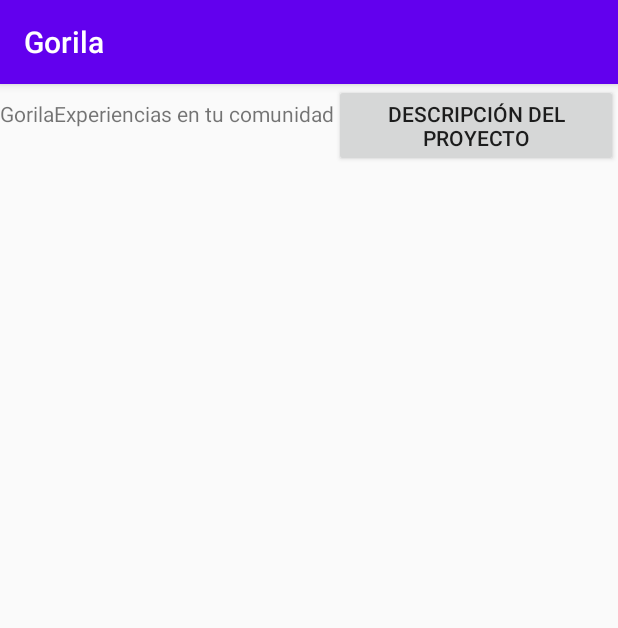
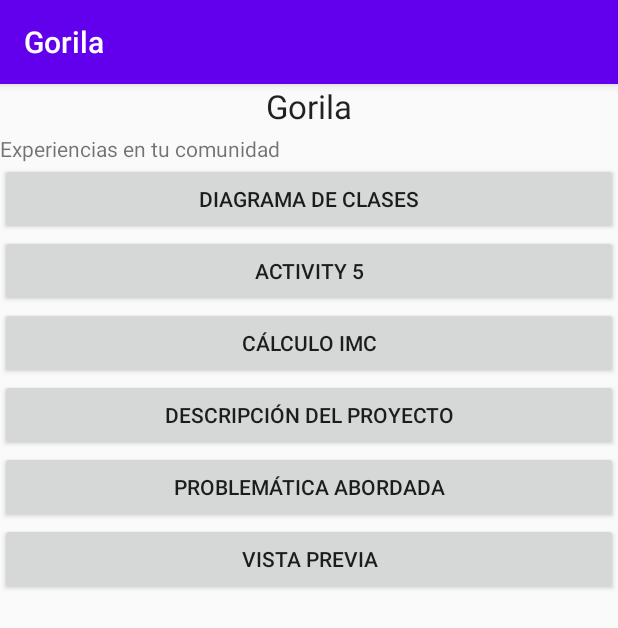
Before and after one commit to DaniniSC/Gorilapp, an Android app: the screen it shows after launch (MainActivity), on a phone screen of 412 x 824 dp. Shown: the top 628 px of the screen. Run offline under Robolectric (Android 15) with nearby library versions, the phone set to English and light mode, and no system bars.

Commit message:
format:activity_main.xml

```diff
--- a/app/src/main/res/layout/activity_main.xml
+++ b/app/src/main/res/layout/activity_main.xml
@@ -4,15 +4,27 @@
         xmlns:tools="http://schemas.android.com/tools"
         android:layout_width="match_parent"
         android:layout_height="match_parent"
+        android:baselineAligned="false"
+        android:orientation="vertical"
         tools:context=".MainActivity">
+    <LinearLayout
+        android:layout_width="match_parent"
+        android:layout_height="33dp"
+        android:layout_weight="0">
 
         <TextView
+
             android:id="@+id/textView"
-        android:layout_width="wrap_content"
+            android:layout_width="match_parent"
             android:layout_height="wrap_content"
             android:text="Gorila"
-        tools:layout_editor_absoluteX="187dp"
-        tools:layout_editor_absoluteY="119dp" />
+            android:textAlignment="center"
+            android:textAppearance="@style/TextAppearance.AppCompat.Large"
+            tools:layout_editor_absoluteX="107dp"
+            tools:layout_editor_absoluteY="56dp"
+            tools:text="Gorila" />
+    </LinearLayout>
+
 
     <TextView
         android:id="@+id/textView2"
@@ -22,58 +34,87 @@
         tools:layout_editor_absoluteX="110dp"
         tools:layout_editor_absoluteY="157dp" />
 
-    <Button
-        android:id="@+id/button"
-        android:layout_width="wrap_content"
+    <LinearLayout
+        android:layout_width="match_parent"
         android:layout_height="wrap_content"
-        android:text="Descripción del proyecto"
-        android:onClick="IrDescripcion"
-        tools:layout_editor_absoluteX="97dp"
-        tools:layout_editor_absoluteY="251dp" />
+        android:layout_weight="0"
+        android:baselineAligned="false">
 
-    <Button
-        android:id="@+id/button2"
-        android:layout_width="wrap_content"
+    </LinearLayout>
+
+    <LinearLayout
+        android:layout_width="match_parent"
         android:layout_height="wrap_content"
-        android:text="Vista previa"
-        android:onClick="IrPreview"
-        tools:layout_editor_absoluteX="148dp"
-        tools:layout_editor_absoluteY="310dp" />
+        android:layout_weight="0"
+        android:baselineAligned="false">
 
         <Button
             android:id="@+id/button3"
-        android:layout_width="wrap_content"
+            android:layout_width="match_parent"
             android:layout_height="wrap_content"
+            android:onClick="IrDiagrama"
             android:text="Diagrama de clases"
-        android:onClick="IrDiagrama"
-        tools:layout_editor_absoluteX="120dp"
-        tools:layout_editor_absoluteY="371dp" />
+            tools:layout_editor_absoluteX="169dp"
+            tools:layout_editor_absoluteY="646dp" />
+    </LinearLayout>
+
+    <LinearLayout
+        android:layout_width="match_parent"
+        android:layout_height="wrap_content"
+        android:layout_weight="0"
+        android:baselineAligned="false">
 
         <Button
             android:id="@+id/button4"
-        android:layout_width="wrap_content"
+            android:layout_width="match_parent"
             android:layout_height="wrap_content"
+            android:onClick="IrCalculo"
             android:text="ACTIVITY 5"
-        android:onClick="IrCalculo"
-        tools:layout_editor_absoluteX="157dp"
-        tools:layout_editor_absoluteY="431dp" />
+            tools:layout_editor_absoluteX="169dp"
+            tools:layout_editor_absoluteY="646dp" />
+    </LinearLayout>
+
+    <LinearLayout
+        android:layout_width="match_parent"
+        android:layout_height="wrap_content"
+        android:layout_weight="0"
+        android:baselineAligned="false">
+
+        <Button
+            android:id="@+id/button6"
+            android:layout_width="match_parent"
+            android:layout_height="wrap_content"
+            android:onClick="IrIMC"
+            android:text="Cálculo IMC"
+            tools:layout_editor_absoluteX="169dp"
+            tools:layout_editor_absoluteY="646dp" />
+    </LinearLayout>
+
+    <Button
+        android:id="@+id/button"
+        android:layout_width="match_parent"
+        android:layout_height="wrap_content"
+        android:onClick="IrDescripcion"
+        android:text="Descripción del proyecto"
+        tools:layout_editor_absoluteX="169dp"
+        tools:layout_editor_absoluteY="646dp" />
 
     <Button
         android:id="@+id/button5"
-        android:layout_width="wrap_content"
+        android:layout_width="match_parent"
         android:layout_height="wrap_content"
+        android:onClick="IrProblematica"
         android:text="Problemática abordada"
-        android:onClick="IrProblematica"
         tools:layout_editor_absoluteX="102dp"
         tools:layout_editor_absoluteY="490dp" />
 
     <Button
-        android:id="@+id/button6"
-        android:layout_width="wrap_content"
+        android:id="@+id/button2"
+        android:layout_width="match_parent"
         android:layout_height="wrap_content"
-        android:text="Cálculo IMC"
-        android:onClick="IrIMC"
+        android:onClick="IrPreview"
+        android:text="Vista previa"
         tools:layout_editor_absoluteX="148dp"
-        tools:layout_editor_absoluteY="652dp" />
+        tools:layout_editor_absoluteY="310dp" />
 
 </LinearLayout>
```
Lines whose indentation alone changed are shown as unchanged.
